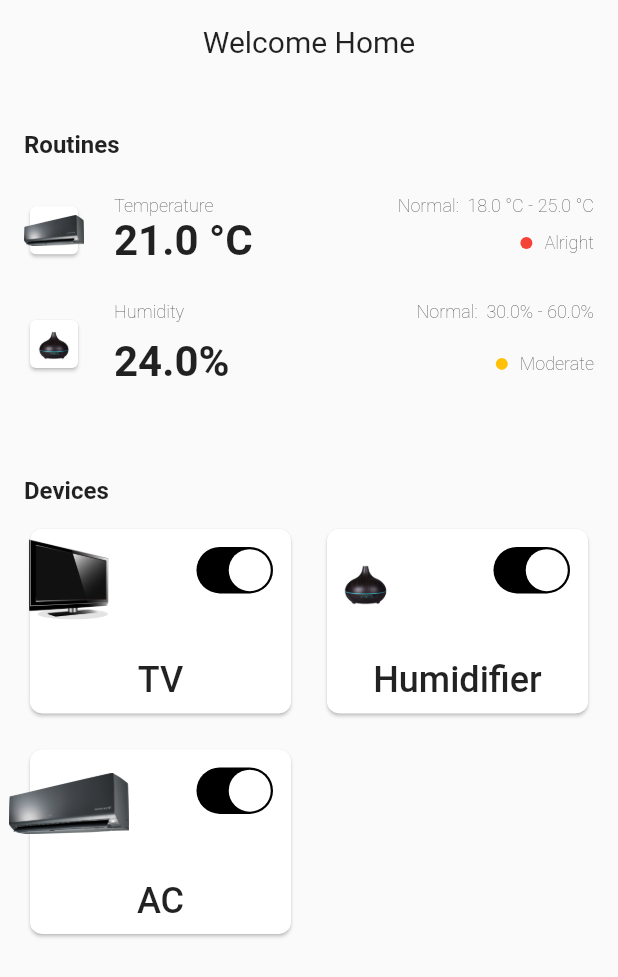
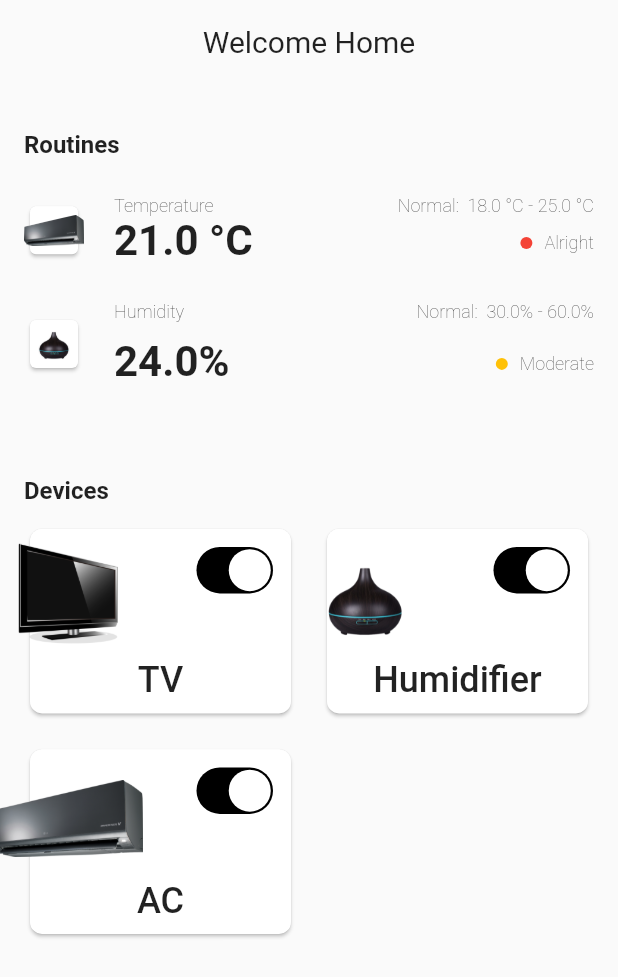
Before and after one commit to victoreronmosele/smart_home, a Flutter app: the screen it shows after launch, on a phone screen of 412 x 824 dp. Shown: the top 977 px of the screen. Run offline on Flutter 3.47's test engine with Material 2 defaults, Android fonts, the phone set to English and light mode, and no system bars.

Commit message:
Navigate to DeviceScreen when a device is tapped

```diff
--- a/lib/main.dart
+++ b/lib/main.dart
@@ -14,8 +14,7 @@ class MyApp extends StatelessWidget {
   Widget build(BuildContext context) {
     return MaterialApp(
       title: 'Flutter Demo',
-      theme:
-          ThemeData(primarySwatch: Colors.blue, backgroundColor: Colors.white),
+      theme: ThemeData(primarySwatch: Colors.blue),
       home: const MyHomePage(title: 'Flutter Demo Home Page'),
     );
   }
@@ -128,7 +127,18 @@ class _MyHomePageState extends State<MyHomePage> {
                     ...Device.values.map(
                       (device) => SizedBox(
                         width: (availableScreenWidth * 0.5) - screenPaddingSize,
-                        child: DeviceCard(device: device),
+                        child: DeviceCard(
+                          device: device,
+                          onTap: () {
+                            Navigator.push(
+                              context,
+                              MaterialPageRoute(
+                                builder: (context) =>
+                                    DeviceScreen(device: device),
+                              ),
+                            );
+                          },
+                        ),
                       ),
                     ),
                   ],
@@ -142,10 +152,26 @@ class _MyHomePageState extends State<MyHomePage> {
   }
 }
 
+class DeviceScreen extends StatelessWidget {
+  final Device device;
+  const DeviceScreen({Key? key, required this.device}) : super(key: key);
+
+  @override
+  Widget build(BuildContext context) {
+    return Scaffold(
+      body: Center(
+        child: Text(device.name),
+      ),
+    );
+  }
+}
+
 /// A widget that displays a [Device].
 class DeviceCard extends StatefulWidget {
   final Device device;
-  const DeviceCard({Key? key, required this.device}) : super(key: key);
+  final void Function() onTap;
+  const DeviceCard({Key? key, required this.device, required this.onTap})
+      : super(key: key);
 
   @override
   State<DeviceCard> createState() => _DeviceCardState();
@@ -155,7 +181,9 @@ class _DeviceCardState extends State<DeviceCard> {
   bool isOn = true;
   @override
   Widget build(BuildContext context) {
-    return Stack(
+    return GestureDetector(
+      onTap: widget.onTap,
+      child: Stack(
         children: [
           Card(
             color: Colors.white,
@@ -198,14 +226,16 @@ class _DeviceCardState extends State<DeviceCard> {
             ),
           ),
           Align(
-          alignment: const Alignment(-1.2, 0.0),
+            alignment: const Alignment(-1.5, 0.0),
             child: Image.asset(
               widget.device.imageUrl,
-            height: 80,
-            width: 80,
+              height: 100,
+              width: 100,
+              fit: BoxFit.fitWidth,
             ),
           ),
         ],
+      ),
     );
   }
 }
```
Lines whose indentation alone changed are shown as unchanged.
